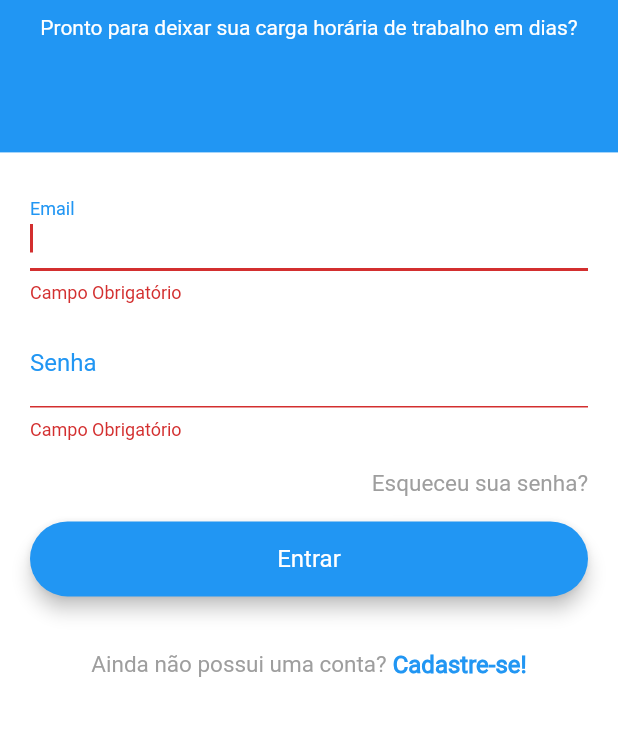
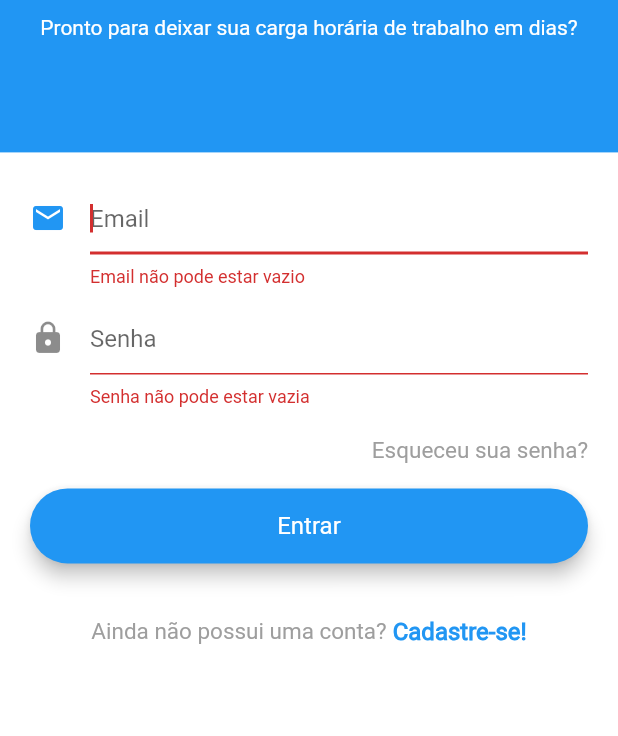
Before and after one commit to victorpma/meu-ponto, a Flutter app: the screen it shows after launch, after a tap on "Entrar", on a phone screen of 412 x 824 dp, the part 342-1078 px from its top. Run offline on Flutter 3.47's test engine with Material 2 defaults, Android fonts, the phone set to English and light mode, and no system bars; our stand-ins replace firebase_auth; accounts and stored records are empty.

Commit message:
Adicionado icons(Email e Senha) na tela de login

```diff
--- a/meu_ponto/lib/pages/login.dart
+++ b/meu_ponto/lib/pages/login.dart
@@ -34,15 +34,14 @@ class _LoginPageState extends State<LoginPage> {
                       autofocus: true,
                       keyboardType: TextInputType.emailAddress,
                       decoration: InputDecoration(
-                        labelText: "Email",
-                        labelStyle: new TextStyle(color: Colors.blue),
+                        icon: new Icon(
+                          Icons.mail,
+                        ),
+                          hintText: 'Email',
+                        labelStyle: new TextStyle(color: Colors.grey),
                       ),
                       style: new TextStyle(color: Colors.black, fontSize: 16),
-                      validator: (value) {
-                        if (value.isEmpty) {
-                          return "Campo Obrigatório";
-                        }
-                      },
+                      validator: (value) => value.isEmpty ? 'Email não pode estar vazio' : null,
                       onSaved: (input) => _email = input,
                     ),
                     Padding(
@@ -52,13 +51,14 @@ class _LoginPageState extends State<LoginPage> {
                           obscureText: true,
                           keyboardType: TextInputType.text,
                           decoration: InputDecoration(
-                            labelText: "Senha",
-                            labelStyle: new TextStyle(color: Colors.blue),
+                            icon: new Icon(
+                              Icons.lock,
+                            ),
+                            hintText: 'Senha',
+                            labelStyle: new TextStyle(color: Colors.grey),
                           ),
                           style: TextStyle(color: Colors.black, fontSize: 16),
-                          validator: (value) {
-                            if (value.isEmpty) return "Campo Obrigatório";
-                          },
+                          validator: (value) => value.isEmpty ? 'Senha não pode estar vazia' : null,
                           onSaved: (input) => _senha = input,
                         )),
                     TextEsqueceuSenha(),
```
